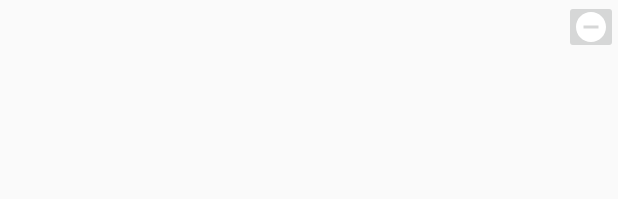
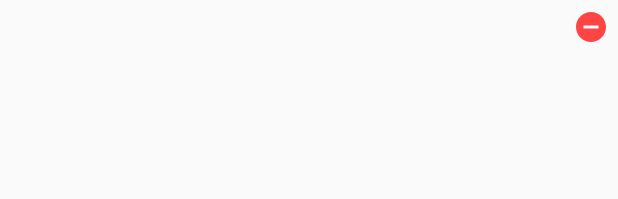
Before and after one commit to shubhamvishnu/TISY, an Android app: the layout dialog_show_user_requests_row_layout.xml on its own in the app's theme, with its tools: preview values and no code run, on a phone screen of 412 x 824 dp. Shown: the top 199 px of the screen. Run offline under Robolectric (Android 15) with nearby library versions, the phone set to English and light mode, and no system bars.

Commit message:
Modified the recycler_view_all_events_background file.

```diff
--- a/app/src/main/res/drawable/recycler_view_all_events_background.xml
+++ b/app/src/main/res/drawable/recycler_view_all_events_background.xml
@@ -2,8 +2,8 @@
 <selector xmlns:android="http://schemas.android.com/apk/res/android">
     <item>
         <shape android:shape="rectangle">
-            <corners android:radius="50dp"></corners>
-            <solid android:color="#34495e" />
+            <corners android:radius="25dp"></corners>
+            <solid android:color="#9634495e" />
         </shape>
     </item>
 </selector>
--- a/app/src/main/res/layout/dialog_show_user_requests_row_layout.xml
+++ b/app/src/main/res/layout/dialog_show_user_requests_row_layout.xml
@@ -1,14 +1,14 @@
 <?xml version="1.0" encoding="utf-8"?>
 <LinearLayout xmlns:android="http://schemas.android.com/apk/res/android"
+    xmlns:app="http://schemas.android.com/apk/res-auto"
     android:layout_width="fill_parent"
     android:layout_height="match_parent"
-    xmlns:app="http://schemas.android.com/apk/res-auto"
     android:orientation="horizontal">
 
     <LinearLayout
         android:layout_width="fill_parent"
+        android:layout_height="wrap_content"
         android:layout_weight="1"
-        android:layout_height="wrap_content"
         android:orientation="vertical">
         <TextView
             android:id="@+id/event_id_title_text_view"
@@ -21,8 +21,8 @@
             android:id="@+id/description_request_text_view"
             android:layout_width="wrap_content"
             android:layout_height="wrap_content"
+            android:textColor="@android:color/white"
             android:textSize="16dp"
-            android:textColor="@android:color/white"
             />
 
 
@@ -31,5 +31,7 @@
         android:id="@+id/remove_request_image_button"
         android:layout_width="36dp"
         android:layout_height="36dp"
+        android:background="@android:color/transparent"
+        android:tint="@android:color/holo_red_light"
         app:srcCompat="@drawable/remove_request_icon" />
 </LinearLayout>
```
